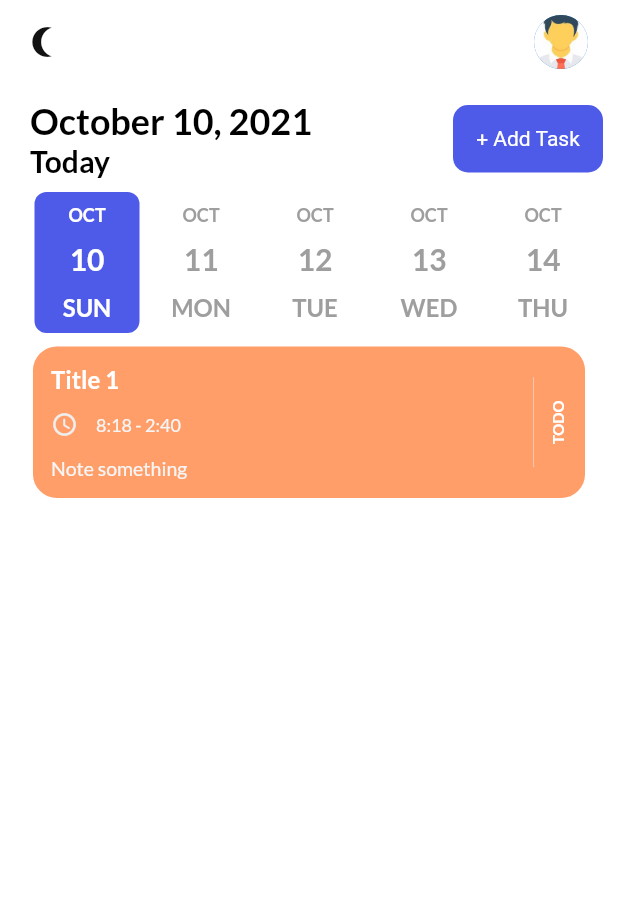
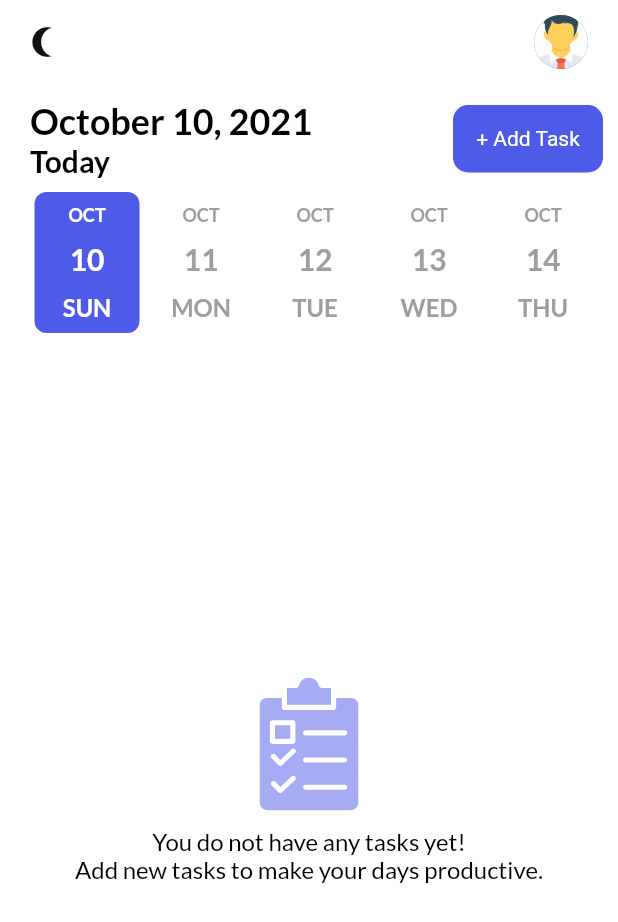
Before and after one commit to MohamedSlama/todo, a Flutter app: the screen it shows after launch, on a phone screen of 412 x 824 dp. Shown: the top 922 px of the screen. Run offline on Flutter 3.47's test engine with Material 2 defaults, Android fonts, the phone set to English and light mode, and no system bars; drawn by our look-alikes of date_picker_timeline; our stand-ins replace flutter_local_notifications, flutter_staggered_animations, flutter_svg, get, get_storage, google_fonts and 1 more.

Commit message:
Invoke tasks widgets home_page.dart _buildBottomSheet: return item of bottom sheet _showBottomSheet: display all bottom sheet items _showTasks: add new tasks according to task controller add new task animation task_controller.dart: add taskController to test tasks

```diff
--- a/lib/controllers/task_controller.dart
+++ b/lib/controllers/task_controller.dart
@@ -1,6 +1,32 @@
 import 'package:get/get.dart';
+import 'package:todo/models/task.dart';
 
 class TaskController extends GetxController {
+  final takList = <Task>[];
+
+  //   //? Dummy Data for testing
+  //   Task(
+  //     title: 'Title 1',
+  //     note: 'Note something',
+  //     isCompleted: 0,
+  //     startTime: '8:10',
+  //     endTime: '10:00',
+  //     color: 0
+  //   ),Task(
+  //       title: 'Title 2',
+  //       note: 'Note something',
+  //       isCompleted: 1,
+  //       startTime: '8:10',
+  //       endTime: '10:00',
+  //       color: 1
+  //   ),Task(
+  //       title: 'Title 3',
+  //       note: 'Note something',
+  //       isCompleted: 2,
+  //       startTime: '8:10',
+  //       endTime: '10:00',
+  //       color: 2
+  //   )
   @override
   void onReady() {
     super.onReady();
--- a/lib/ui/pages/home_page.dart
+++ b/lib/ui/pages/home_page.dart
@@ -2,6 +2,7 @@ import 'dart:io';
 
 import 'package:date_picker_timeline/date_picker_timeline.dart';
 import 'package:flutter/material.dart';
+import 'package:flutter_staggered_animations/flutter_staggered_animations.dart';
 import 'package:flutter_svg/flutter_svg.dart';
 import 'package:get/get.dart';
 import 'package:intl/intl.dart';
@@ -86,23 +87,13 @@ class _HomePageState extends State<HomePage> {
           SizedBox(width: 20),
         ],
       ),
-      body: SingleChildScrollView(
-        child: Column(
-          mainAxisAlignment: MainAxisAlignment.center,
-          crossAxisAlignment: CrossAxisAlignment.center,
+      body: Column(
         children: [
-            ////TODO: _addTaskBar
           _addTaskBar(),
-            //TODO: _addDateBar
           _addDateBar(),
-            //? Vertical Space above tasks
           const SizedBox(height: 6),
-            //TODO: _showTasks
-            //- isTask pass true
-            //- noTask pass false
-            _showTasks(isTask: true),
+          _taskController.takList.isNotEmpty?_showTasks():_noTaskMessage(),
         ],
-        ),
       ),
     );
   }
@@ -154,19 +145,34 @@ class _HomePageState extends State<HomePage> {
       );
 
   //? invoke tasks
-  _showTasks({required isTask}) => isTask
-      ? TaskTile(
-          task: Task(
-            id: 1,
-            title: 'Title 1',
-            note: 'Note something',
-            isCompleted: 0,
-            startTime: '8:18',
-            endTime: '2:40',
-            color: 2,
+  _showTasks() => Expanded(
+        child: ListView.builder(
+          scrollDirection: (SizeConfig.orientation == Orientation.landscape)
+              ? Axis.horizontal
+              : Axis.vertical,
+          itemBuilder: (context, index) {
+            var _task = _taskController.takList[index];
+            return AnimationConfiguration.staggeredList(
+              duration: const Duration(milliseconds: 800),
+              position: index,
+              child: SlideAnimation(
+                horizontalOffset: 300,
+                child: FadeInAnimation(
+                  child: GestureDetector(
+                    onTap: () {
+                      _showBottomSheet(context, _task);
+                    },
+                    child: TaskTile(
+                      task: _task,
                     ),
-        )
-      : _noTaskMessage();
+                  ),
+                ),
+              ),
+            );
+          },
+          itemCount: _taskController.takList.length,
+        ),
+      );
 
   //? no task
   _noTaskMessage() => Stack(
@@ -212,4 +218,93 @@ class _HomePageState extends State<HomePage> {
           ),
         ],
       );
+
+  //? show bottom sheet
+  _showBottomSheet(BuildContext context, Task task) {
+    Get.bottomSheet(
+      SingleChildScrollView(
+        child: Container(
+          padding: const EdgeInsets.only(top: 4),
+          width: SizeConfig.screenWidth,
+          height: (SizeConfig.orientation == Orientation.landscape)
+              ? (task.isCompleted == 1
+                  ? SizeConfig.screenHeight * 0.6
+                  : SizeConfig.screenHeight * 0.8)
+              : (task.isCompleted == 1
+                  ? SizeConfig.screenHeight * 0.30
+                  : SizeConfig.screenHeight * 0.39),
+          color: Get.isDarkMode ? darkHeaderClr : Colors.white,
+          child: Column(
+            children: [
+              Flexible(
+                child: Container(
+                  height: 6,
+                  width: 120,
+                  decoration: BoxDecoration(
+                    borderRadius: BorderRadius.circular(10),
+                    color: Get.isDarkMode ? Colors.grey[600] : Colors.grey[300],
+                  ),
+                ),
+              ),
+              const SizedBox(height: 20),
+              task.isCompleted == 1
+                  ? Container()
+                  : _buildBottomSheet(
+                      label: 'Task Completed',
+                      onTap: () {
+                        Get.back();
+                      },
+                      color: primaryClr),
+              _buildBottomSheet(
+                  label: 'Delete Task',
+                  onTap: () {
+                    Get.back();
+                  },
+                  color: primaryClr),
+              Divider(color: Get.isDarkMode ? Colors.grey : darkGreyClr),
+              _buildBottomSheet(
+                  label: 'Cancel',
+                  onTap: () {
+                    Get.back();
+                  },
+                  color: primaryClr),
+              const SizedBox(height: 20),
+            ],
+          ),
+        ),
+      ),
+    );
   }
+
+  //? build bottom sheet item
+  _buildBottomSheet({
+    required String label,
+    required Function() onTap,
+    required Color color,
+    bool isClose = false,
+  }) =>
+      GestureDetector(
+        onTap: onTap,
+        child: Container(
+          margin: const EdgeInsets.symmetric(vertical: 4),
+          height: 65,
+          width: SizeConfig.screenWidth * 0.9,
+          decoration: BoxDecoration(
+            border: Border.all(
+              width: 2,
+              color: isClose
+                  ? (Get.isDarkMode ? Colors.grey[600]! : Colors.grey[300]!)
+                  : color,
+            ),
+            borderRadius: BorderRadius.circular(20),
+            color: isClose ? Colors.transparent : color,
+          ),
+          child: Center(
+            child: Text(label,
+                style: isClose
+                    ? titleStyle
+                    : titleStyle.copyWith(color: Colors.white)),
+          ),
+        ),
+      );
+}
```
Lines whose indentation alone changed are shown as unchanged.
